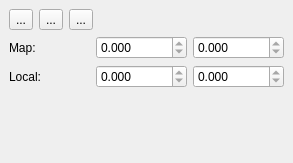
Before: the Qt Designer form grid/grid_dock_base.ui in lparchaeology/ArkPlan, drawn with Qt 5.
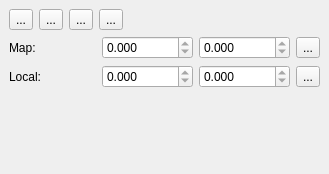
After: the same form once the commit is applied. Icons and pictures are not drawn. Custom widgets are drawn as their Qt base class.

Commit message: Add copy/paste point feature to grid tool

```diff
--- a/grid/grid_dock_base.ui
+++ b/grid/grid_dock_base.ui
@@ -6,8 +6,8 @@
    <rect>
     <x>0</x>
     <y>0</y>
-    <width>293</width>
-    <height>163</height>
+    <width>329</width>
+    <height>174</height>
    </rect>
   </property>
   <property name="windowTitle">
@@ -50,6 +50,17 @@
         </property>
        </widget>
       </item>
+      <item>
+       <widget class="QToolButton" name="pasteMapPointTool">
+        <property name="text">
+         <string>...</string>
+        </property>
+        <property name="icon">
+         <iconset resource="resources.qrc">
+          <normaloff>:/plugins/ArkGrid/mActionEditPaste.png</normaloff>:/plugins/ArkGrid/mActionEditPaste.png</iconset>
+        </property>
+       </widget>
+      </item>
       <item>
        <spacer name="horizontalSpacer">
         <property name="orientation">
@@ -145,6 +156,28 @@
         </property>
        </widget>
       </item>
+      <item row="1" column="3">
+       <widget class="QToolButton" name="copyLocalPointTool">
+        <property name="text">
+         <string>...</string>
+        </property>
+        <property name="icon">
+         <iconset resource="resources.qrc">
+          <normaloff>:/plugins/ArkGrid/mActionEditCopy.png</normaloff>:/plugins/ArkGrid/mActionEditCopy.png</iconset>
+        </property>
+       </widget>
+      </item>
+      <item row="0" column="3">
+       <widget class="QToolButton" name="copyMapPointTool">
+        <property name="text">
+         <string>...</string>
+        </property>
+        <property name="icon">
+         <iconset resource="resources.qrc">
+          <normaloff>:/plugins/ArkGrid/mActionEditCopy.png</normaloff>:/plugins/ArkGrid/mActionEditCopy.png</iconset>
+        </property>
+       </widget>
+      </item>
      </layout>
     </item>
     <item>
```
Left out of the diff: 48 changed lines with no effect on the pictures. The commit also changes 7 other files.
